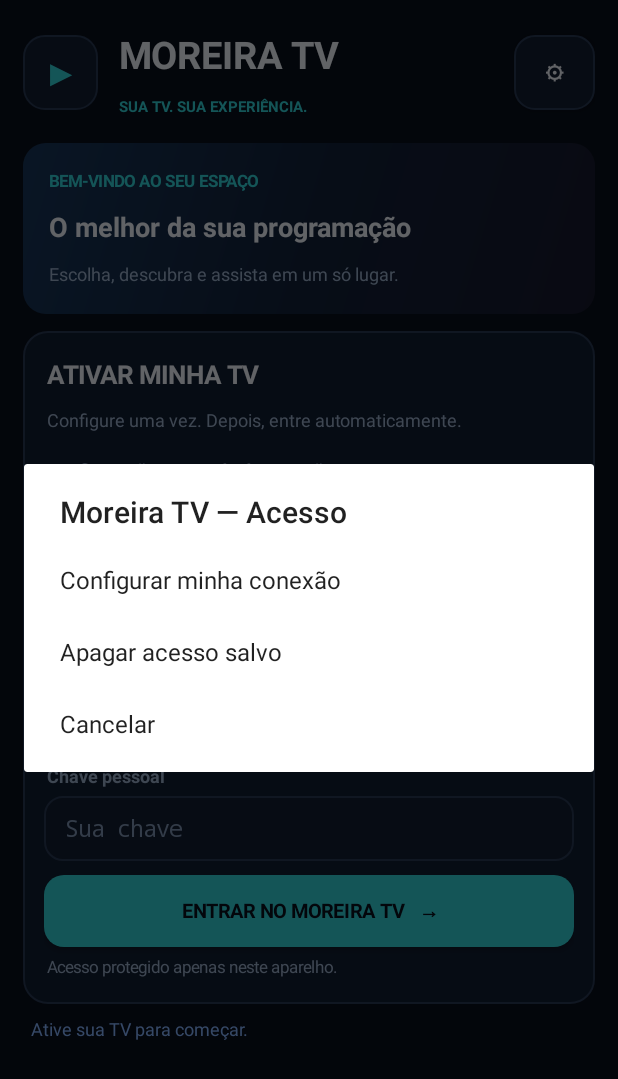
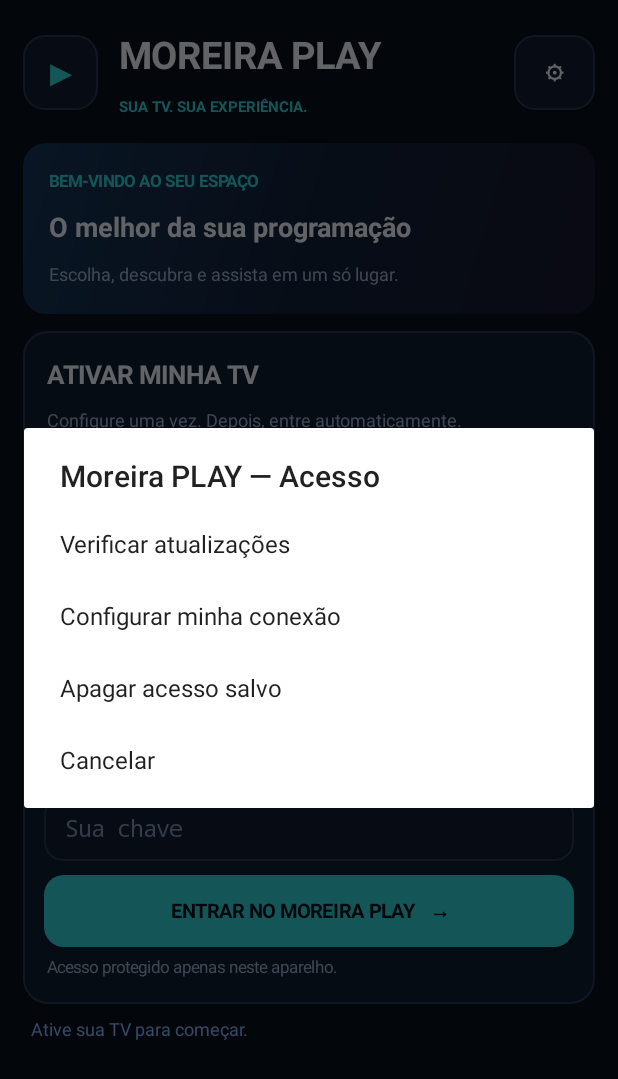
Before and after one commit to leoadminr2-dev/Missao-em-dia-admin2, an Android app: the screen it shows after launch (MainActivity), after a tap on an icon or button, on a phone screen of 412 x 824 dp. Shown: the top 1079 px of the screen. Run offline under Robolectric (Android 15) with nearby library versions, the phone set to English and light mode, and no system bars; pictures from the network do not load; 1 statement that could not run was skipped; 1 other tap on this screen came first.

Commit message:
Moreira PLAY: interface e menu para atualizar por cima da instalacao

```diff
--- a/MoreiraTVAndroid/app/src/main/java/br/com/moreira/tv/MainActivity.java
+++ b/MoreiraTVAndroid/app/src/main/java/br/com/moreira/tv/MainActivity.java
@@ -62,6 +62,7 @@ public class MainActivity extends Activity {
         super.onCreate(state);
         getWindow().setStatusBarColor(BG);getWindow().setNavigationBarColor(BG);
         buildUi();
+        UpdateManager.check(this,false);
         String[] access=CredentialsVault.load(this);
         if(access!=null){
             hostInput.setText(access[0]);userInput.setText(access[1]);passInput.setText(access[2]);
@@ -106,10 +107,11 @@ public class MainActivity extends Activity {
         }
     }
     private void showAccessMenu(){
-        new AlertDialog.Builder(this).setTitle("Moreira TV — Acesso")
-            .setItems(new String[]{"Configurar minha conexão","Apagar acesso salvo","Cancelar"},(d,n)->{
-                if(n==0){authCard.setVisibility(View.VISIBLE);setStatus("Atualize seu acesso e toque em ENTRAR.",false);}
-                else if(n==1){
+        new AlertDialog.Builder(this).setTitle("Moreira PLAY — Acesso")
+            .setItems(new String[]{"Verificar atualizações","Configurar minha conexão","Apagar acesso salvo","Cancelar"},(d,n)->{
+                if(n==0){UpdateManager.check(this,true);}
+                else if(n==1){authCard.setVisibility(View.VISIBLE);setStatus("Atualize seu acesso e toque em ENTRAR.",false);}
+                else if(n==2){
                     new AlertDialog.Builder(this).setTitle("Apagar acesso deste celular?")
                         .setMessage("A operação não altera o serviço nem outros dispositivos.")
                         .setNegativeButton("Cancelar",null)
@@ -129,7 +131,7 @@ public class MainActivity extends Activity {
         logo.setBackground(shape(SURFACE,BORDER,14));
         head.addView(logo,new LinearLayout.LayoutParams(dp(50),dp(50)));
         LinearLayout names=vertical();names.setPadding(dp(12),0,0,0);
-        title=label("MOREIRA TV",25,WHITE,true);names.addView(title);
+        title=label("MOREIRA PLAY",25,WHITE,true);names.addView(title);
         names.addView(label("SUA TV. SUA EXPERIÊNCIA.",10,ACCENT,true));
         head.addView(names,new LinearLayout.LayoutParams(0,-2,1));
         Button settings=button("⚙",false);settings.setContentDescription("Gerenciar acesso");
@@ -165,7 +167,7 @@ public class MainActivity extends Activity {
         authCard.addView(label("Chave pessoal",12,MUTED,true));
         passInput=input("Sua chave",InputType.TYPE_CLASS_TEXT|InputType.TYPE_TEXT_VARIATION_PASSWORD);
         authCard.addView(passInput);gap(authCard,9);
-        connect=button("ENTRAR NO MOREIRA TV   →",true);authCard.addView(connect);
+        connect=button("ENTRAR NO MOREIRA PLAY   →",true);authCard.addView(connect);
         connect.setOnClickListener(v->login());
         authCard.addView(label("Acesso protegido apenas neste aparelho.",11,MUTED,false));
         status=label("Ative sua TV para começar.",12,BLUE,false);
@@ -265,7 +267,7 @@ public class MainActivity extends Activity {
         String h=hostInput.getText().toString().trim(),u=userInput.getText().toString().trim(),p=passInput.getText().toString();
         if(h.isEmpty()||u.isEmpty()||p.isEmpty()){setStatus("Informe seus dados uma vez para ativar sua TV.",true);return;}
         server=normalize(h);username=u;password=p;loggedIn=false;
-        connect.setEnabled(false);setStatus("Conectando ao Moreira TV…",false);
+        connect.setEnabled(false);setStatus("Conectando ao Moreira PLAY…",false);
         worker.execute(()->{
             try{
                 JSONObject info=fetchObject(null,null);
```
